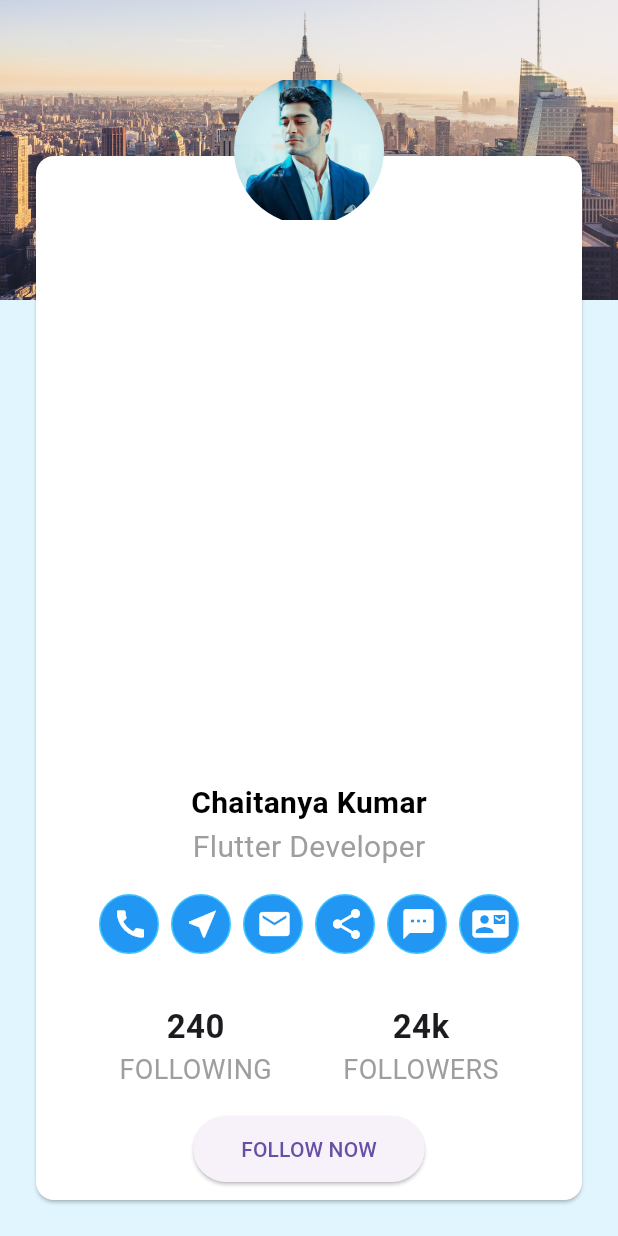
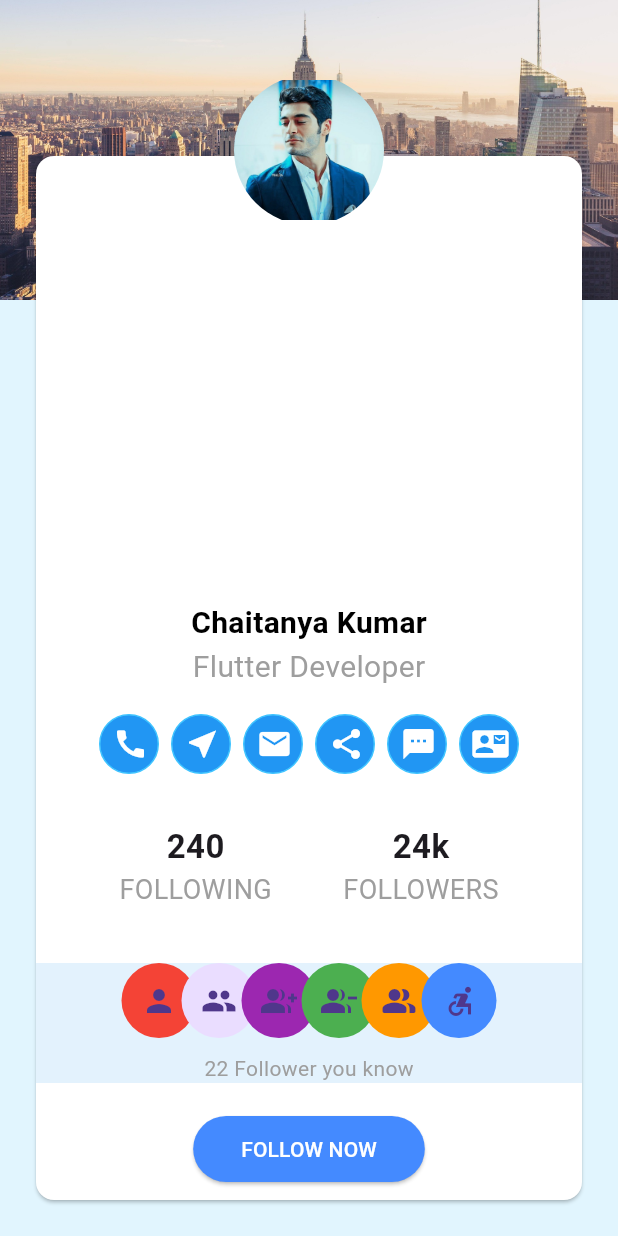
Before and after one commit to chaitanya-kumar-dewangan/Profile_page, a Flutter app: the screen it shows after launch, on a phone screen of 412 x 824 dp. Run offline on Flutter 3.47's test engine with Material 3 defaults, Android fonts, the phone set to English and light mode, and no system bars.

Commit message:
second  commit

```diff
--- a/lib/main.dart
+++ b/lib/main.dart
@@ -27,7 +27,9 @@ class Profile extends StatelessWidget {
   }
 
   Stack floatingcard() {
+
     return Stack(
+      alignment: Alignment.topCenter,
       children: [
         Positioned(
           left: 20,
@@ -35,10 +37,12 @@ class Profile extends StatelessWidget {
           bottom: 20,
           top: 100,
           child: Card(
+
             shape: RoundedRectangleBorder(
                 borderRadius: BorderRadius.circular(12.0)),
             color: Colors.white,
             child: Column(
+              mainAxisAlignment: MainAxisAlignment.start,
               children: [
                 const Expanded(child: SizedBox()),
                 Text(
@@ -54,8 +58,10 @@ class Profile extends StatelessWidget {
                 ),
                 mediaButtonSection(),
                 socialMedia(),
+                const FollowersSection(),
                 ElevatedButton(
                   style: ElevatedButton.styleFrom(
+                    backgroundColor: Colors.blueAccent,
                       padding: const EdgeInsets.symmetric(
                         horizontal: 32.0,
                         vertical: 12.0,
@@ -63,7 +69,7 @@ class Profile extends StatelessWidget {
                       shape: RoundedRectangleBorder(
                           borderRadius: BorderRadius.circular(24.0))),
                   onPressed: () {},
-                  child: const Text('FOLLOW NOW'),
+                  child: const Text('FOLLOW NOW', style: TextStyle(color: Colors.white),),
                 ),
                 const SizedBox(
                   height: 10,
@@ -201,3 +207,73 @@ class SocialMediaButon extends StatelessWidget {
     );
   }
 }
+
+class FollowersSection extends StatelessWidget {
+  const FollowersSection({super.key});
+
+  @override
+  Widget build(BuildContext context) {
+    return Container(
+      alignment: Alignment.center,
+      margin: const EdgeInsets.symmetric(
+        vertical: 20.0,
+      ),
+      // width: 120,
+      color: Colors.blue.shade50,
+      child: Column(
+        mainAxisAlignment: MainAxisAlignment.center,
+        children: [
+          SizedBox(
+            height: 60,
+            width: 250,
+            child: Stack(
+              children: [
+                Positioned(
+                  left: 0,
+                  child: CircleAvatar(
+                    backgroundColor: Colors.red,
+                    radius: 25,
+                    child: Icon(Icons.person),
+                  ),
+                ),
+                Positioned(left: 40,
+                    child: CircleAvatar(
+                      radius: 25,
+                      child: Icon(Icons.group),
+                    )),
+
+                Positioned(left: 80,
+                    child: CircleAvatar(
+                      backgroundColor: Colors.purple,
+                      radius: 25,
+                      child: Icon(Icons.group_add),
+                    )),
+                Positioned(left: 120,
+                    child: CircleAvatar(
+                      backgroundColor: Colors.green,
+                      radius: 25,
+                      child: Icon(Icons.group_remove),
+                    )),
+                Positioned(left: 160,
+                    child: CircleAvatar(
+                      backgroundColor: Colors.orange,
+                      radius: 25,
+                      child: Icon(Icons.people_alt_rounded),
+                    )),
+                Positioned(left: 200,
+                    child: CircleAvatar(
+                      backgroundColor: Colors.blueAccent,
+                      radius: 25,
+                      child: Icon(Icons.accessible_forward_sharp),
+                    )),
+
+
+              ],
+            ),
+          ),
+          Text('22 Follower you know',  style: TextStyle(color: Colors.grey),)
+        ],
+      ),
+    );
+  }
+}
```
